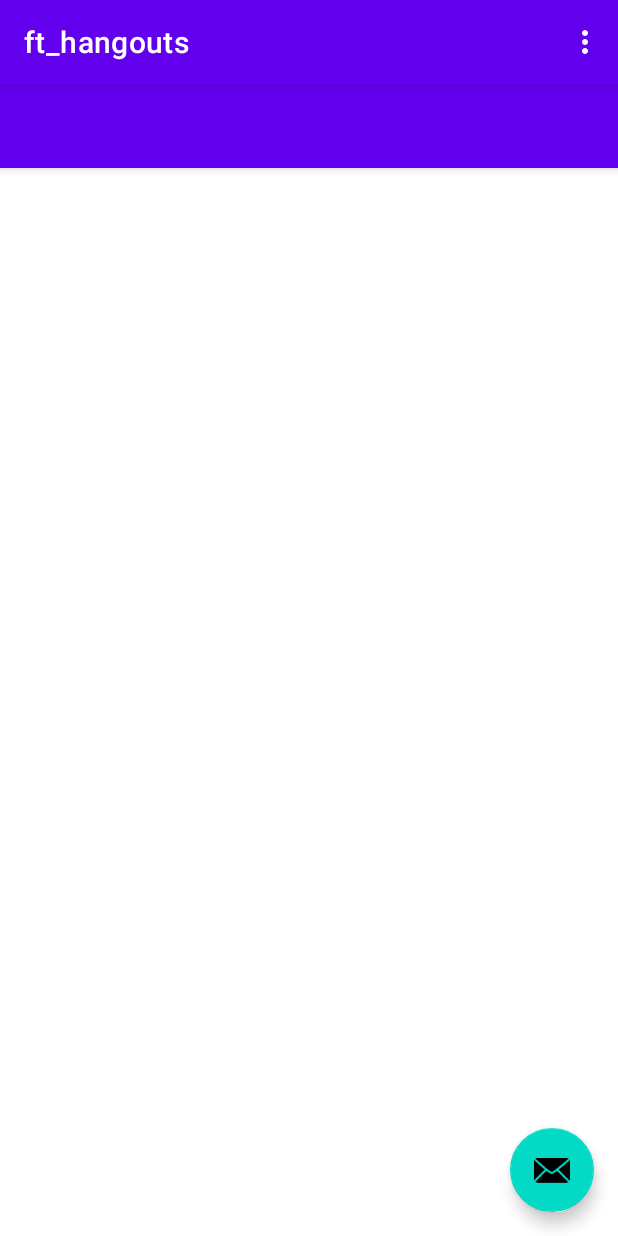
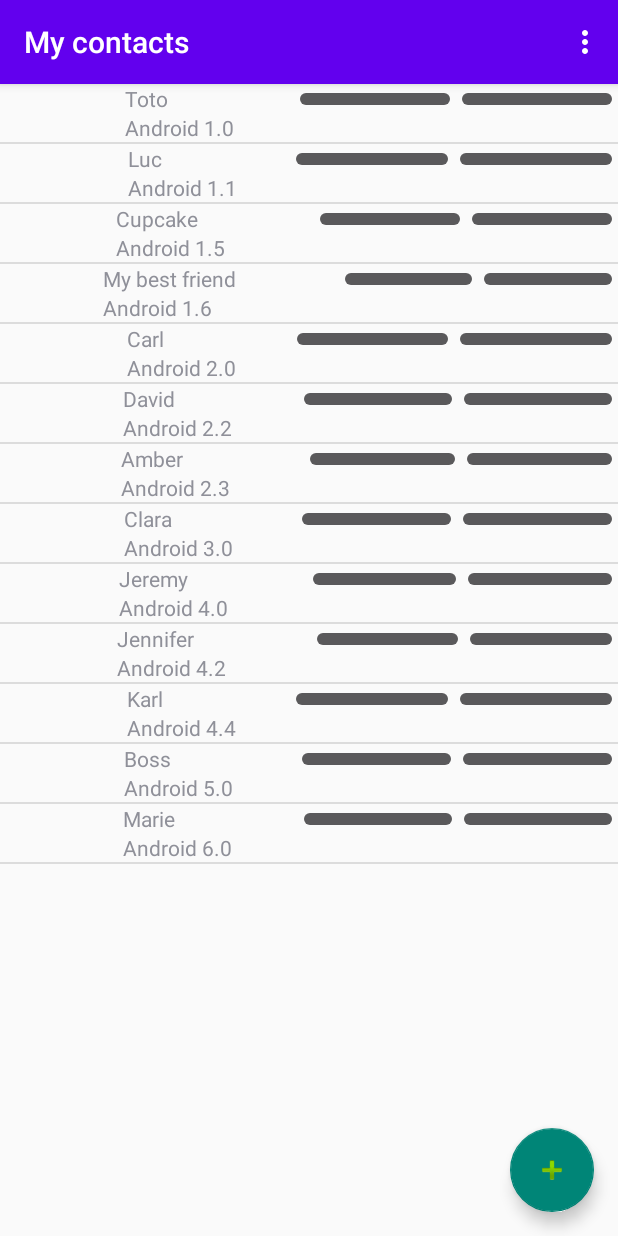
Before and after one commit to lubenard/ft_hangout, an Android app: the screen it shows after launch (MainActivity), on a phone screen of 412 x 824 dp. Run offline under Robolectric (Android 15) with nearby library versions, the phone set to English and light mode, and no system bars.

Commit message:
Added basic ListAdapter for main Activity

```diff
--- /dev/null
+++ b/app/src/main/java/com/lubenard/ft_hangouts/ContactModel.java
@@ -0,0 +1,27 @@
+package com.lubenard.ft_hangouts;
+
+import android.media.Image;
+
+public class ContactModel {
+    String name;
+    String phoneNumber;
+    Image contactImage;
+
+    public ContactModel(String name, String phoneNumber, Image contactImage) {
+        this.name = name;
+        this.phoneNumber = phoneNumber;
+        this.contactImage = contactImage;
+    }
+
+    public String getName() {
+        return name;
+    }
+
+    public String getPhoneNumber() {
+        return phoneNumber;
+    }
+
+    public Image getContactImage() {
+        return contactImage;
+    }
+}
--- /dev/null
+++ b/app/src/main/java/com/lubenard/ft_hangouts/CustomListAdapter.java
@@ -0,0 +1,81 @@
+package com.lubenard.ft_hangouts;
+
+import android.content.Context;
+import android.view.LayoutInflater;
+import android.view.View;
+import android.view.ViewGroup;
+import android.widget.ArrayAdapter;
+import android.widget.ImageView;
+import android.widget.TextView;
+
+import java.util.ArrayList;
+
+public class CustomListAdapter extends ArrayAdapter<ContactModel> implements View.OnClickListener{
+
+    private ArrayList<ContactModel> dataSet;
+    Context mContext;
+
+    // View lookup cache
+    private static class ViewHolder {
+        TextView contactName;
+        TextView contactPhoneNumber;
+        ImageView contactImageView;
+    }
+
+    public CustomListAdapter(ArrayList<ContactModel> data, Context context) {
+        super(context, R.layout.custom_contact_list_element, data);
+        this.dataSet = data;
+        this.mContext = context;
+    }
+
+    @Override
+    public void onClick(View v) {
+
+        int position=(Integer) v.getTag();
+        Object object= getItem(position);
+        ContactModel dataModel=(ContactModel) object;
+
+        switch (v.getId())
+        {
+            // Action
+        }
+    }
+
+    private int lastPosition = -1;
+
+    @Override
+    public View getView(int position, View convertView, ViewGroup parent) {
+        // Get the data item for this position
+        ContactModel dataModel = getItem(position);
+        // Check if an existing view is being reused, otherwise inflate the view
+        ViewHolder viewHolder; // view lookup cache stored in tag
+
+        final View result;
+
+        if (convertView == null) {
+            viewHolder = new ViewHolder();
+            LayoutInflater inflater = LayoutInflater.from(getContext());
+            convertView = inflater.inflate(R.layout.custom_contact_list_element, parent, false);
+            viewHolder.contactName = (TextView) convertView.findViewById(R.id.custom_view_contactName);
+            viewHolder.contactPhoneNumber = (TextView) convertView.findViewById(R.id.custom_view_contactPhoneNumber);
+
+            result = convertView;
+            convertView.setTag(viewHolder);
+        } else {
+            viewHolder = (ViewHolder) convertView.getTag();
+            result = convertView;
+        }
+
+        /*Animation animation = AnimationUtils.loadAnimation(mContext, (position > lastPosition) ? R.anim.up_from_bottom : R.anim.down_from_top);
+        result.startAnimation(animation);
+        lastPosition = position;
+*/
+        viewHolder.contactName.setText(dataModel.getName());
+        viewHolder.contactPhoneNumber.setText(dataModel.getPhoneNumber());
+        /*viewHolder.txtVersion.setText(dataModel.getVersion_number());
+        viewHolder.info.setOnClickListener(this);
+        viewHolder.info.setTag(position);*/
+        // Return the completed view to render on screen
+        return convertView;
+    }
+}
--- a/app/src/main/java/com/lubenard/ft_hangouts/MainActivity.java
+++ b/app/src/main/java/com/lubenard/ft_hangouts/MainActivity.java
@@ -1,17 +1,20 @@
 package com.lubenard.ft_hangouts;
 
+import android.content.Intent;
 import android.os.Bundle;
 
 import com.google.android.material.floatingactionbutton.FloatingActionButton;
 import com.google.android.material.snackbar.Snackbar;
 
 import androidx.appcompat.app.AppCompatActivity;
-import androidx.appcompat.widget.Toolbar;
 
 import android.view.View;
 
 import android.view.Menu;
 import android.view.MenuItem;
+import android.widget.ListView;
+
+import java.util.ArrayList;
 
 public class MainActivity extends AppCompatActivity {
 
@@ -19,17 +22,50 @@ public class MainActivity extends AppCompatActivity {
     protected void onCreate(Bundle savedInstanceState) {
         super.onCreate(savedInstanceState);
         setContentView(R.layout.activity_main);
-        Toolbar toolbar = findViewById(R.id.toolbar);
-        setSupportActionBar(toolbar);
+        setTitle(R.string.app_title);
 
         FloatingActionButton fab = findViewById(R.id.fab);
         fab.setOnClickListener(new View.OnClickListener() {
             @Override
             public void onClick(View view) {
-                Snackbar.make(view, "Replace with your own action", Snackbar.LENGTH_LONG)
-                        .setAction("Action", null).show();
+                createNewContact();
+                //Snackbar.make(view, "Replace with your own action", Snackbar.LENGTH_LONG)
+                //        .setAction("Action", null).show();
             }
         });
+
+        ArrayList<ContactModel> dataModels;
+        ListView listView;
+        CustomListAdapter adapter;
+
+        listView = findViewById(R.id.main_list);
+
+        dataModels = new ArrayList<>();
+
+        dataModels.add(new ContactModel("Toto", "Android 1.0", null));
+        dataModels.add(new ContactModel("Luc", "Android 1.1", null));
+        dataModels.add(new ContactModel("Cupcake", "Android 1.5", null));
+        dataModels.add(new ContactModel("My best friend","Android 1.6",null));
+        dataModels.add(new ContactModel("Carl", "Android 2.0", null));
+        dataModels.add(new ContactModel("David", "Android 2.2", null));
+        dataModels.add(new ContactModel("Amber", "Android 2.3",null));
+        dataModels.add(new ContactModel("Clara","Android 3.0", null));
+        dataModels.add(new ContactModel("Jeremy", "Android 4.0", null));
+        dataModels.add(new ContactModel("Jennifer", "Android 4.2", null));
+        dataModels.add(new ContactModel("Karl", "Android 4.4", null));
+        dataModels.add(new ContactModel("Boss","Android 5.0",null));
+        dataModels.add(new ContactModel("Marie", "Android 6.0", null));
+
+        adapter = new CustomListAdapter(dataModels,getApplicationContext());
+
+        listView.setAdapter(adapter);
+    }
+
+    // Start the EditContact activity, with no user datas to load
+    private void createNewContact() {
+        Intent intent = new Intent(this, EditContact.class);
+        intent.putExtra("contactId", -1);
+        startActivity(intent);
     }
 
     @Override
--- a/app/src/main/res/layout/activity_main.xml
+++ b/app/src/main/res/layout/activity_main.xml
@@ -1,24 +1,11 @@
 <?xml version="1.0" encoding="utf-8"?>
-<androidx.coordinatorlayout.widget.CoordinatorLayout xmlns:android="http://schemas.android.com/apk/res/android"
+<androidx.coordinatorlayout.widget.CoordinatorLayout
+    xmlns:android="http://schemas.android.com/apk/res/android"
     xmlns:app="http://schemas.android.com/apk/res-auto"
     xmlns:tools="http://schemas.android.com/tools"
     android:layout_width="match_parent"
     android:layout_height="match_parent"
     tools:context=".MainActivity">
-
-    <com.google.android.material.appbar.AppBarLayout
-        android:layout_width="match_parent"
-        android:layout_height="wrap_content"
-        android:theme="@style/Theme.Ft_hangouts.AppBarOverlay">
-
-        <androidx.appcompat.widget.Toolbar
-            android:id="@+id/toolbar"
-            android:layout_width="match_parent"
-            android:layout_height="?attr/actionBarSize"
-            android:background="?attr/colorPrimary"
-            app:popupTheme="@style/Theme.Ft_hangouts.PopupOverlay" />
-
-    </com.google.android.material.appbar.AppBarLayout>
 
     <include layout="@layout/fragment_first" />
 
@@ -28,6 +15,6 @@
         android:layout_height="wrap_content"
         android:layout_gravity="bottom|end"
         android:layout_margin="@dimen/fab_margin"
-        app:srcCompat="@android:drawable/ic_dialog_email" />
+        app:srcCompat="@android:drawable/ic_input_add" />
 
 </androidx.coordinatorlayout.widget.CoordinatorLayout>
--- a/app/src/main/res/layout/custom_contact_list_element.xml
+++ b/app/src/main/res/layout/custom_contact_list_element.xml
@@ -5,7 +5,7 @@
     android:layout_height="wrap_content">
 
     <ImageView
-        android:id="@+id/imageView"
+        android:id="@+id/custom_view_contactImage"
         android:layout_width="wrap_content"
         android:layout_height="wrap_content"
         android:layout_weight="1"
@@ -18,14 +18,14 @@
         android:orientation="vertical">
 
         <TextView
-            android:id="@+id/textView"
+            android:id="@+id/custom_view_contactName"
             android:layout_width="wrap_content"
             android:layout_height="wrap_content"
             android:layout_weight="1"
             android:text="TextView" />
 
         <TextView
-            android:id="@+id/textView2"
+            android:id="@+id/custom_view_contactPhoneNumber"
             android:layout_width="match_parent"
             android:layout_height="wrap_content"
             android:layout_weight="1"
--- a/app/src/main/res/layout/fragment_first.xml
+++ b/app/src/main/res/layout/fragment_first.xml
@@ -1,6 +1,13 @@
 <?xml version="1.0" encoding="utf-8"?>
-<LinearLayout xmlns:android="http://schemas.android.com/apk/res/android"
-    xmlns:tools="http://schemas.android.com/tools"
+<LinearLayout
+    xmlns:android="http://schemas.android.com/apk/res/android"
     android:layout_width="match_parent"
     android:layout_height="match_parent"
-    android:orientation="vertical" />
+    android:orientation="vertical" >
+
+    <ListView
+        android:id="@+id/main_list"
+        android:layout_width="match_parent"
+        android:layout_height="match_parent" />
+
+</LinearLayout>
--- a/app/src/main/res/values-night/themes.xml
+++ b/app/src/main/res/values-night/themes.xml
@@ -1,6 +1,6 @@
 <resources xmlns:tools="http://schemas.android.com/tools">
     <!-- Base application theme. -->
-    <style name="Theme.Ft_hangouts" parent="Theme.MaterialComponents.DayNight.DarkActionBar">
+    <style name="Theme.Ft_hangouts" parent="Theme.AppCompat.DayNight.DarkActionBar">
         <!-- Primary brand color. -->
         <item name="colorPrimary">@color/purple_200</item>
         <item name="colorPrimaryVariant">@color/purple_700</item>
--- a/app/src/main/res/values/strings.xml
+++ b/app/src/main/res/values/strings.xml
@@ -9,4 +9,7 @@
 
     <string name="hello_first_fragment">Hello first fragment</string>
     <string name="hello_second_fragment">Hello second fragment. Arg: %1$s</string>
+    <string name="app_title">My contacts</string>
+    <string name="app_create_contact_name">Create new contact</string>
+    <string name="app_edit_contact_name">Edit this contact</string>
 </resources>
--- a/app/src/main/res/values/themes.xml
+++ b/app/src/main/res/values/themes.xml
@@ -1,6 +1,6 @@
 <resources xmlns:tools="http://schemas.android.com/tools">
     <!-- Base application theme. -->
-    <style name="Theme.Ft_hangouts" parent="Theme.MaterialComponents.DayNight.DarkActionBar">
+    <style name="Theme.Ft_hangouts" parent="Theme.AppCompat.DayNight.DarkActionBar">
         <!-- Primary brand color. -->
         <item name="colorPrimary">@color/purple_500</item>
         <item name="colorPrimaryVariant">@color/purple_700</item>
@@ -13,13 +13,4 @@
         <item name="android:statusBarColor" tools:targetApi="l">?attr/colorPrimaryVariant</item>
         <!-- Customize your theme here. -->
     </style>
-
-    <style name="Theme.Ft_hangouts.NoActionBar">
-        <item name="windowActionBar">false</item>
-        <item name="windowNoTitle">true</item>
-    </style>
-
-    <style name="Theme.Ft_hangouts.AppBarOverlay" parent="ThemeOverlay.AppCompat.Dark.ActionBar" />
-
-    <style name="Theme.Ft_hangouts.PopupOverlay" parent="ThemeOverlay.AppCompat.Light" />
 </resources>
```
Also changed, not shown: app/src/main/res/layout/activity_contact_page.xml (added, +45 -0 lines).
